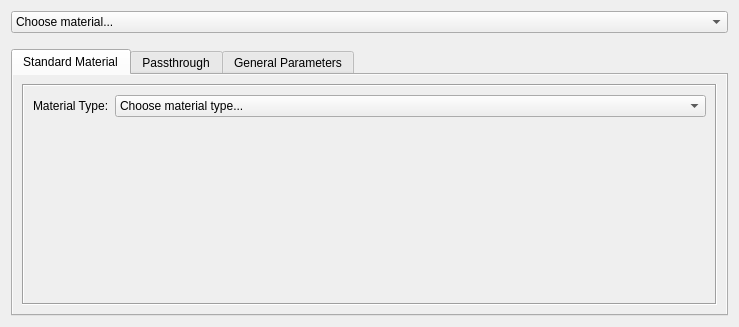
Above: ui/RenderMaterial.ui from FreeCAD/FreeCAD-render before the change. Below: the same form after it.
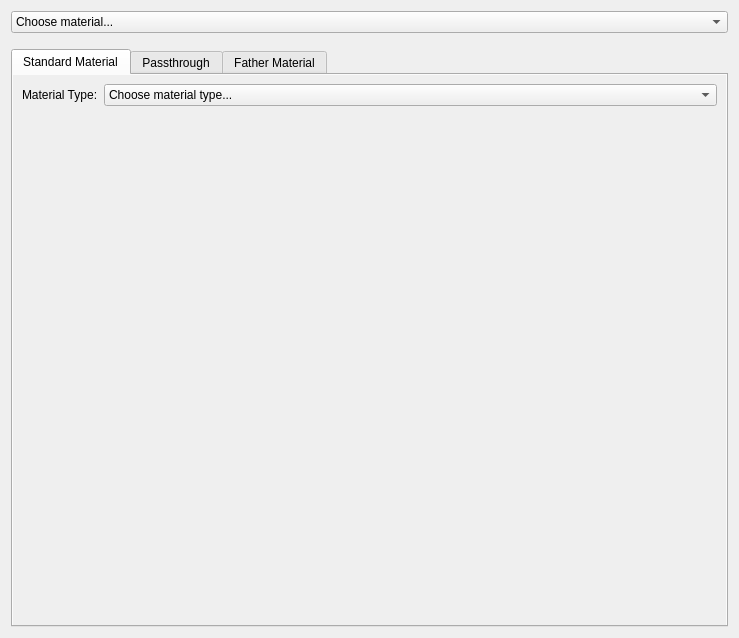
That is the form after the change. The open tabs and pages were chosen to show the change.

Commit message: Materials: fix issue in UI tabs

```diff
--- a/ui/RenderMaterial.ui
+++ b/ui/RenderMaterial.ui
@@ -7,7 +7,7 @@
     <x>0</x>
     <y>0</y>
     <width>739</width>
-    <height>327</height>
+    <height>638</height>
    </rect>
   </property>
   <property name="windowTitle">
@@ -64,7 +64,10 @@
       <bool>true</bool>
      </property>
      <property name="currentIndex">
-      <number>2</number>
+      <number>0</number>
+     </property>
+     <property name="usesScrollButtons">
+      <bool>true</bool>
      </property>
      <widget class="QWidget" name="tab">
       <property name="sizePolicy">
@@ -76,7 +79,7 @@
       <property name="minimumSize">
        <size>
         <width>0</width>
-        <height>200</height>
+        <height>0</height>
        </size>
       </property>
       <property name="autoFillBackground">
@@ -85,50 +88,12 @@
       <attribute name="title">
        <string>Standard Material</string>
       </attribute>
-      <layout class="QFormLayout" name="formLayout">
-       <property name="sizeConstraint">
-        <enum>QLayout::SetNoConstraint</enum>
-       </property>
-       <item row="0" column="0" colspan="2">
-        <widget class="QScrollArea" name="scrollArea">
-         <property name="autoFillBackground">
-          <bool>false</bool>
-         </property>
-         <property name="styleSheet">
-          <string notr="true"/>
-         </property>
-         <property name="frameShape">
-          <enum>QFrame::Box</enum>
-         </property>
-         <property name="frameShadow">
-          <enum>QFrame::Sunken</enum>
-         </property>
-         <property name="widgetResizable">
-          <bool>true</bool>
-         </property>
-         <widget class="QWidget" name="scrollAreaWidgetContents">
-          <property name="geometry">
-           <rect>
-            <x>0</x>
-            <y>0</y>
-            <width>695</width>
-            <height>211</height>
-           </rect>
-          </property>
-          <property name="autoFillBackground">
-           <bool>true</bool>
-          </property>
-          <property name="styleSheet">
-           <string notr="true"/>
-          </property>
-          <layout class="QFormLayout" name="formLayout_3">
-           <item row="0" column="0" colspan="2">
             <layout class="QFormLayout" name="FieldsLayout">
-             <property name="fieldGrowthPolicy">
-              <enum>QFormLayout::AllNonFixedFieldsGrow</enum>
-             </property>
-             <property name="formAlignment">
-              <set>Qt::AlignLeading|Qt::AlignLeft|Qt::AlignTop</set>
+       <property name="sizeConstraint">
+        <enum>QLayout::SetDefaultConstraint</enum>
+       </property>
+       <property name="verticalSpacing">
+        <number>6</number>
              </property>
              <item row="0" column="0">
               <widget class="QLabel" name="MaterialTypeLabel">
@@ -156,12 +121,6 @@
               </widget>
              </item>
             </layout>
-           </item>
-          </layout>
-         </widget>
-        </widget>
-       </item>
-      </layout>
      </widget>
      <widget class="QWidget" name="tab_2">
       <attribute name="title">
@@ -173,7 +132,7 @@
        <bool>true</bool>
       </property>
       <attribute name="title">
-       <string>General Parameters</string>
+       <string>Father Material</string>
       </attribute>
       <layout class="QFormLayout" name="formLayout_2">
        <item row="0" column="0" colspan="2">
```
Left out of the diff: 22 changed lines with no effect on the pictures. Lines whose indentation alone changed are shown as unchanged.
